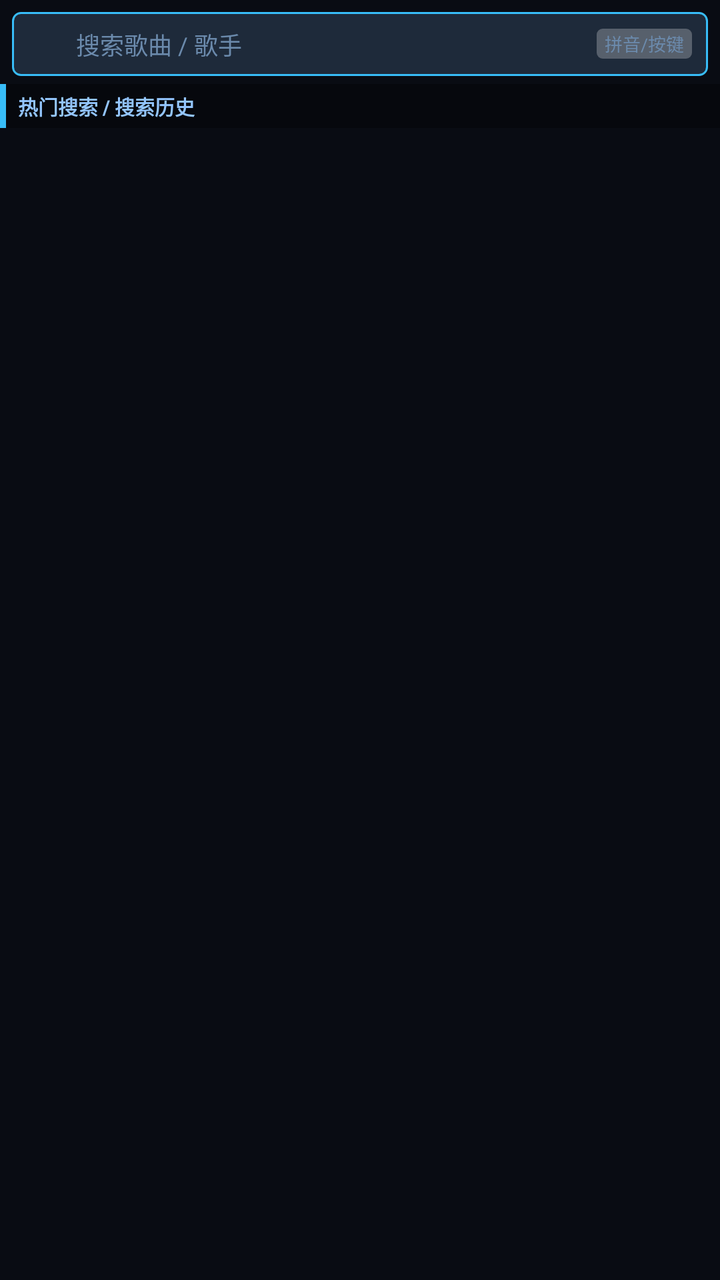
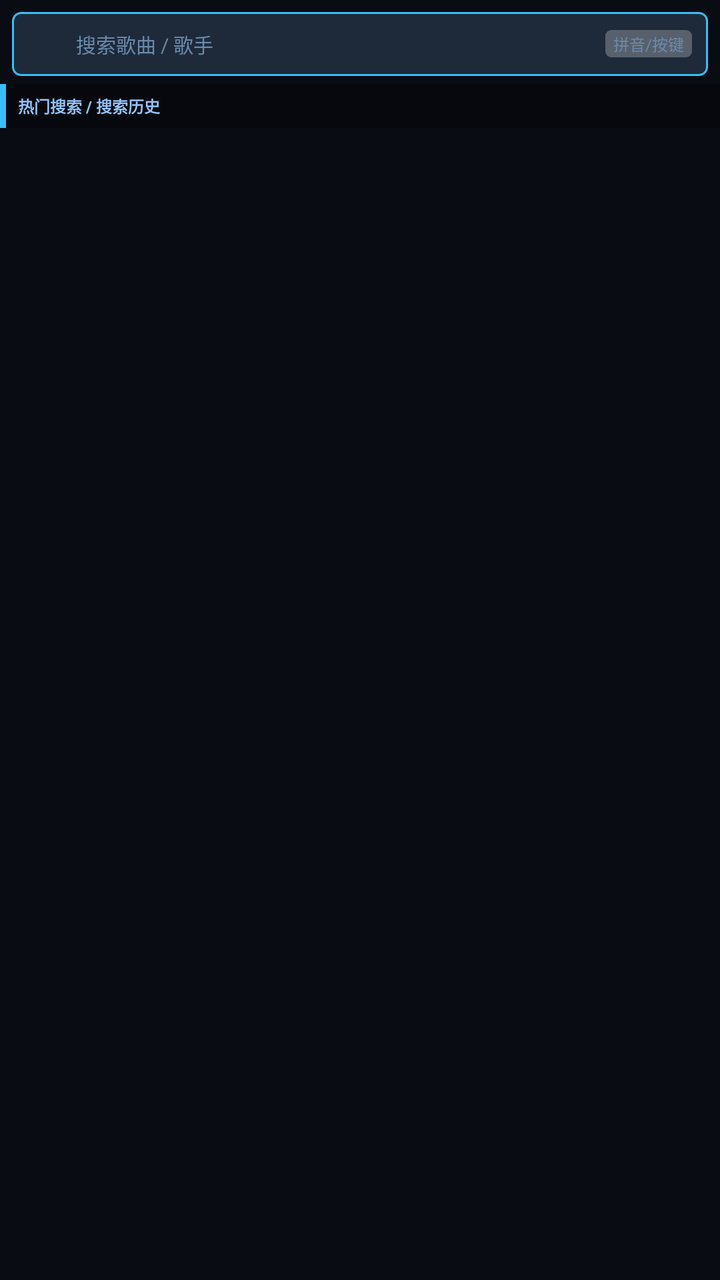

Compare the two renders of this Android layout. The source of the first and the diff that turns it into the second are given below.
<!-- AndroidManifest.xml: application theme Theme.KeydroidX.Music -->
<!-- res/layout/fragment_tab_search.xml -->
<?xml version="1.0" encoding="utf-8"?>
<LinearLayout
    xmlns:android="http://schemas.android.com/apk/res/android"
    android:layout_width="match_parent"
    android:layout_height="match_parent"
    android:orientation="vertical"
    android:background="@color/music_dark_bg">

    
    
    
    <LinearLayout
        android:id="@+id/layout_search_field"
        android:layout_width="match_parent"
        android:layout_height="32dp"
        android:orientation="horizontal"
        android:focusable="true"
        android:gravity="center_vertical"
        android:layout_marginLeft="6dp"
        android:layout_marginRight="6dp"
        android:layout_marginTop="6dp"
        android:layout_marginBottom="4dp"
        android:paddingLeft="8dp"
        android:paddingRight="8dp"
        android:background="@drawable/bg_search_box">

        
        <TextView
            android:id="@+id/icon_search_field"
            android:layout_width="18dp"
            android:layout_height="18dp"
            android:gravity="center"
            android:textSize="14sp"
            android:textColor="@color/music_accent"
            android:includeFontPadding="false" />

        
        <EditText
            android:id="@+id/et_search_input"
            android:layout_width="0dp"
            android:layout_height="wrap_content"
            android:layout_weight="1"
            android:layout_marginLeft="6dp"
            android:background="@null"
            android:paddingTop="0dp"
            android:paddingBottom="0dp"
            android:textColorHint="@color/music_search_hint"
            android:textColor="@color/music_item_normal_text"
            android:textSize="12sp"
            android:inputType="text"
            android:imeOptions="actionSearch"
            android:singleLine="true"
            android:focusable="true"
            android:focusableInTouchMode="true"
            android:includeFontPadding="false"
            android:hint="@string/search_hint" />

        
        <TextView
            android:layout_width="wrap_content"
            android:layout_height="wrap_content"
            android:text="@string/search_pinyin"
            android:textColor="@color/music_search_hint"
            android:textSize="9sp"
            android:background="@drawable/bg_badge"
            android:paddingLeft="4dp"
            android:paddingRight="4dp"
            android:paddingTop="1dp"
            android:paddingBottom="1dp"
            android:includeFontPadding="false" />
    </LinearLayout>

    
    
    
    <LinearLayout
        android:layout_width="match_parent"
        android:layout_height="22dp"
        android:orientation="horizontal"
        android:gravity="center_vertical"
        android:background="#4D000000">

        <View
            android:layout_width="3dp"
            android:layout_height="match_parent"
            android:background="@color/music_accent" />

        <TextView
            android:layout_width="wrap_content"
            android:layout_height="wrap_content"
            android:layout_marginLeft="6dp"
            android:text="@string/search_hot_history"
            android:textColor="@color/music_section_header_text"
            android:textSize="10sp"
            android:textStyle="bold"
            android:includeFontPadding="false" />
    </LinearLayout>

    
    
    
    <ScrollView
        android:id="@+id/scroll_search"
        android:layout_width="match_parent"
        android:layout_height="0dp"
        android:layout_weight="1"
        android:scrollbars="none">

        <LinearLayout
            android:id="@+id/ll_search_keywords"
            android:layout_width="match_parent"
            android:layout_height="wrap_content"
            android:orientation="vertical"
            android:paddingTop="2dp" />
    </ScrollView>

</LinearLayout>
<!-- resources referenced by this layout -->
<resources>
  <color name="music_accent">#38BDF8</color>
  <color name="music_dark_bg">#090C13</color>
  <color name="music_item_normal_text">#FFFFFF</color>
  <color name="music_search_hint">#6B8AAC</color>
  <color name="music_section_header_text">#93C5FD</color>
  <!-- drawable bg_badge (drawable) -->
  <?xml version="1.0" encoding="utf-8"?>
  <shape xmlns:android="http://schemas.android.com/apk/res/android"
      android:shape="rectangle">
      <solid android:color="#40FFFFFF" />
      <corners android:radius="3dp" />
  </shape>
  <!-- drawable bg_search_box (drawable) -->
  <?xml version="1.0" encoding="utf-8"?>
  <shape xmlns:android="http://schemas.android.com/apk/res/android"
      android:shape="rectangle">
      <solid android:color="#1E2A3A" />
      <stroke android:width="1dp" android:color="#38BDF8" />
      <corners android:radius="4dp" />
  </shape>
  <string name="search_hint">搜索歌曲 / 歌手</string>
  <string name="search_hot_history">热门搜索 / 搜索历史</string>
  <string name="search_pinyin">拼音/按键</string>
  <style name="Theme.KeydroidX.Music" parent="Theme.NokiaKeyCore">
          <item name="android:windowNoTitle">true</item>
          <item name="android:windowBackground">@color/music_bg</item>
  
          
          <item name="android:windowDisablePreview">true</item>
          <item name="android:windowContentOverlay">@null</item>
      </style>
  <color name="music_bg">#090C13</color>
</resources>

<!-- the commit's change to res/layout/fragment_tab_search.xml (unified diff, before → after) -->
@@ -30,7 +30,7 @@
             android:layout_width="18dp"
             android:layout_height="18dp"
             android:gravity="center"
-            android:textSize="14sp"
+            android:textSize="12sp"
             android:textColor="@color/music_accent"
             android:includeFontPadding="false" />
 
@@ -46,7 +46,7 @@
             android:paddingBottom="0dp"
             android:textColorHint="@color/music_search_hint"
             android:textColor="@color/music_item_normal_text"
-            android:textSize="12sp"
+            android:textSize="10sp"
             android:inputType="text"
             android:imeOptions="actionSearch"
             android:singleLine="true"
@@ -61,7 +61,7 @@
             android:layout_height="wrap_content"
             android:text="@string/search_pinyin"
             android:textColor="@color/music_search_hint"
-            android:textSize="9sp"
+            android:textSize="8sp"
             android:background="@drawable/bg_badge"
             android:paddingLeft="4dp"
             android:paddingRight="4dp"
@@ -91,7 +91,7 @@
             android:layout_marginLeft="6dp"
             android:text="@string/search_hot_history"
             android:textColor="@color/music_section_header_text"
-            android:textSize="10sp"
+            android:textSize="8sp"
             android:textStyle="bold"
             android:includeFontPadding="false" />
     </LinearLayout>
